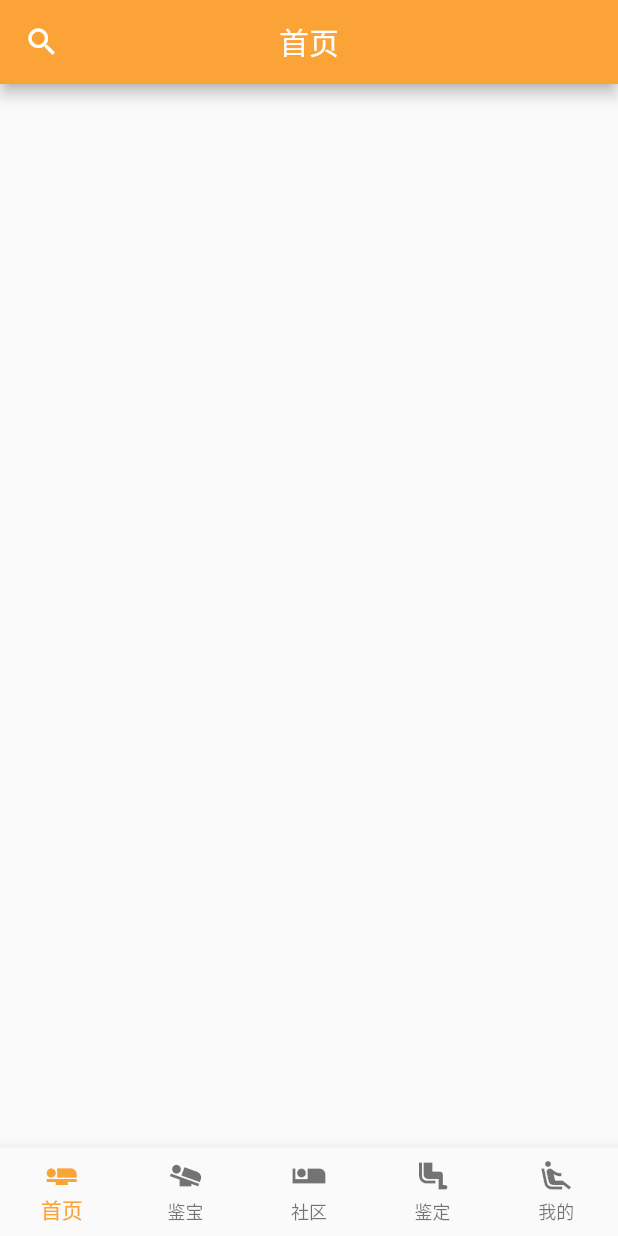
After one commit to sunO2/flutter_demo, a Flutter app: the screen it shows after launch, after a tap on the "search" icon, on a phone screen of 412 x 824 dp. The commit adds this screen. Run offline on Flutter 3.47's test engine with Material 2 defaults, Android fonts, the phone set to English and light mode, and no system bars.

Commit message:
修改 代码结构

```diff
--- /dev/null
+++ b/lib/app/home.dart
@@ -0,0 +1,62 @@
+import 'package:flutter/src/scheduler/ticker.dart';
+import 'package:flutter/widgets.dart';
+import 'package:flutter/material.dart';
+import 'package:flutter_demo/app/widget/home/jianbaoBar.dart';
+import 'package:flutter_demo/app/widget/home/jiandingPage.dart';
+import 'package:flutter_demo/app/widget/home/mePage.dart';
+import 'package:flutter_demo/app/widget/home/shequPage.dart';
+import 'package:flutter_demo/app/widget/home/startPage.dart';
+
+class APPHome extends StatefulWidget{
+
+  @override
+  State<StatefulWidget> createState() => new _APPHomeState();
+
+}
+class _APPHomeState extends State with TickerProviderStateMixin{
+
+  List<Widget> _BottomNavigationBarView = <Widget>[
+    new StartPage(),
+    new JianBaoPage(),
+    new SheQuPage(),
+    new JianDingPage(),
+    new MePage(),
+  ];
+
+  int _currentIndex = 0;
+
+  @override
+  Widget build(BuildContext context) {
+    return new DefaultTabController(
+      length: 5,
+      initialIndex: _currentIndex,
+      child: new Scaffold(
+        body: _BottomNavigationBarView[_currentIndex],
+        bottomNavigationBar: new BottomNavigationBar(
+          type: BottomNavigationBarType.fixed,
+          fixedColor:Theme.of(context).primaryColor,
+          currentIndex: _currentIndex,
+          items: _BottomNavigationBarItems,
+          onTap: (int index){
+            setState((){
+              _currentIndex = index;
+            });
+          },
+        ),
+      ),
+    );
+  }
+
+
+  //页面的 按钮
+  List<BottomNavigationBarItem> _BottomNavigationBarItems = <BottomNavigationBarItem>[
+    new BottomNavigationBarItem(icon: new Icon(Icons.airline_seat_flat), title: new Text('首页')),
+    new BottomNavigationBarItem(icon: new Icon(Icons.airline_seat_flat_angled), title: new Text('鉴宝')),
+    new BottomNavigationBarItem(icon: new Icon(Icons.airline_seat_individual_suite), title: new Text('社区')),
+    new BottomNavigationBarItem(icon: new Icon(Icons.airline_seat_legroom_normal), title: new Text('鉴定')),
+    new BottomNavigationBarItem(icon: new Icon(Icons.airline_seat_recline_extra), title: new Text('我的')),
+  ];
+
+
+
+}
--- /dev/null
+++ b/lib/app/widget/home/startPage.dart
@@ -0,0 +1,28 @@
+import 'package:flutter/material.dart';
+
+
+class StartPage extends StatefulWidget {
+  @override
+  State<StatefulWidget> createState() => new _StartPage();
+}
+
+class _StartPage extends State{
+
+  @override
+  Widget build(BuildContext context) {
+    return new Scaffold(
+      appBar: new AppBar(
+        centerTitle: true,
+        leading: new IconButton(
+          icon:new Icon(Icons.search),
+          color: Colors.white,
+          onPressed: (){
+            print('点击');
+          },
+        ),
+        title: new Text("首页")
+      ),
+    );
+  }
+
+}
--- a/lib/home/home.dart
+++ b/lib/home/home.dart
@@ -1,6 +1,7 @@
 import 'package:flutter/widgets.dart';
 import 'package:flutter/material.dart';
 import 'package:flutter_demo/animationDemo/home.dart';
+import 'package:flutter_demo/app/home.dart';
 import 'package:flutter_demo/home/homePage.dart';
 import 'package:flutter_demo/routes/Path.dart';
 
@@ -10,10 +11,11 @@ class APP extends StatelessWidget{
   Widget build(BuildContext context) {
     return new MaterialApp(
       home: buildMyHomePage(),
+      theme: Theme.of(context).copyWith(primaryColor: new Color(0xFFFCA338)),
       routes: <String,WidgetBuilder>{
         RoutePath.ANIMATION_DEMO_PAGE:(BuildContext context){return new AnimationDemoHome(); }//先声明要跳转的新页面,title是要传递的参数,'/second_page'是给这个页面取个名字，后面会用到
       },
     );
   }
-  MyHomePage buildMyHomePage() => new MyHomePage(title: 'Flutter Demo ');
+  APPHome buildMyHomePage() => new APPHome();
 }
--- a/lib/home/homePage.dart
+++ b/lib/home/homePage.dart
@@ -97,6 +97,7 @@ class _MyHomePageState extends State<MyHomePage> with TickerProviderStateMixin{
             title: new Text(title),
             bottom: new TabBar(
                 tabs: [
+                    new Tab(text: '动画页面'),
                     new Tab(text: '第一页面'),
                     new Tab(text: '第二页面'),
                     new Tab(text: '第三页面'),
@@ -105,10 +106,12 @@ class _MyHomePageState extends State<MyHomePage> with TickerProviderStateMixin{
           ),
           body: new TabBarView(
               children: [
+                new AnimationDemoHome(),
                 new Icon(Icons.directions_car),
                 new Icon(Icons.directions_transit),
                 new Icon(Icons.directions_bike),
-              ]
+              ],
+            controller: new TabController(length: 3, vsync: this,initialIndex: _currentIndex),
           ),
           bottomNavigationBar: new BottomNavigationBar(
             currentIndex: _currentIndex,
```
Also changed, not shown: lib/app/widget/home/jianbaoBar.dart (added, +20 -0 lines), lib/app/widget/home/jiandingPage.dart (added, +21 -0 lines), lib/app/widget/home/mePage.dart (added, +21 -0 lines), lib/app/widget/home/shequPage.dart (added, +21 -0 lines), lib/app/widget/appBar.dart (added).
